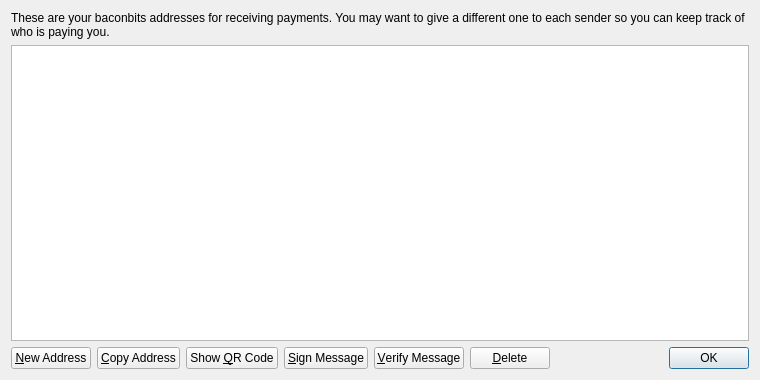
MrBaconBit/BaconBits, file src/qt/forms/addressbookpage.ui: the form before one commit.
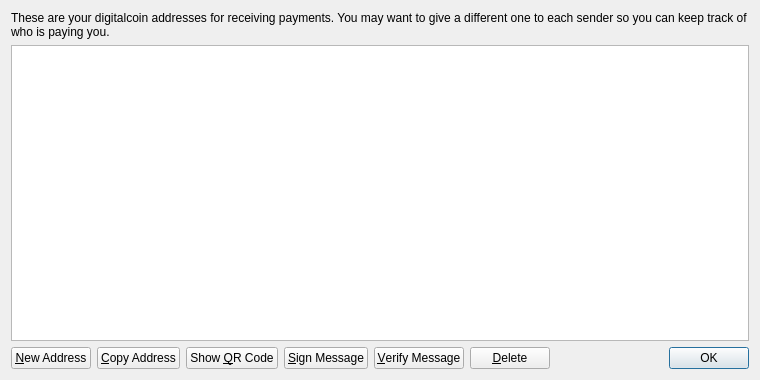
The form after the commit. Icons and pictures are not drawn.

The edit to the form file:
```diff
--- a/src/qt/forms/addressbookpage.ui
+++ b/src/qt/forms/addressbookpage.ui
@@ -17,7 +17,7 @@
    <item>
     <widget class="QLabel" name="labelExplanation">
      <property name="text">
-      <string>These are your baconbits addresses for receiving payments. You may want to give a different one to each sender so you can keep track of who is paying you.</string>
+      <string>These are your digitalcoin addresses for receiving payments. You may want to give a different one to each sender so you can keep track of who is paying you.</string>
      </property>
      <property name="textFormat">
       <enum>Qt::PlainText</enum>
```
Left out of the diff: 4 changed lines with no effect on the pictures.
